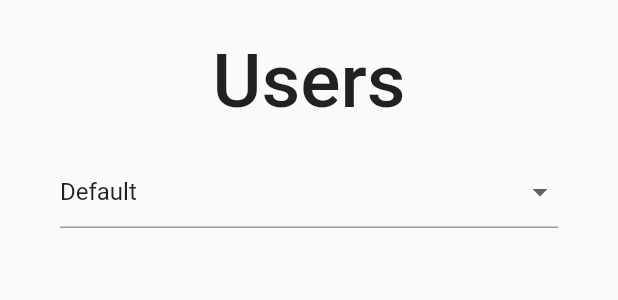
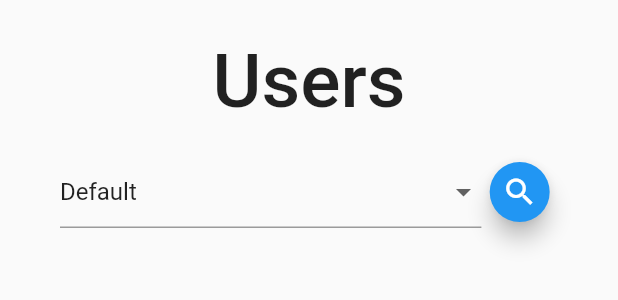
Before and after one commit to CMSC-23-2nd-Sem-2022-2023/project-atienza_iloso_natividad_taag, a Flutter app: the AdminPage widget shown alone on an empty page, opened directly, on a phone screen of 412 x 824 dp. Shown: the top 300 px of the screen. Run offline on Flutter 3.47's test engine with Material 2 defaults, Android fonts, the phone set to English and light mode, and no system bars; our stand-ins replace cloud_firestore, firebase_auth, firebase_core, google_nav_bar; missing offline and left inert: search_page; accounts and stored records are empty.

Commit message:
feat: view specific student

```diff
--- a/lib/models/user_model.dart
+++ b/lib/models/user_model.dart
@@ -6,23 +6,25 @@ class User {
   String email;
   String name;
   String username;
-  String? college;
-  String? course;
-  String? studentnum;
+  String college;
+  String course;
+  String studentnum;
   List<dynamic>? illnesses;
   String? allergies;
   String? category;
   String? usertype;
   String? date;
 
+  int compareTo(User other) => name.compareTo(other.name);
+
   User({
     this.id,
     required this.email,
     required this.name,
     required this.username,
-    this.college,
-    this.course,
-    this.studentnum,
+    required this.college,
+    required this.course,
+    required this.studentnum,
     this.illnesses,
     this.allergies,
     this.category,
--- a/lib/screens/admin_page.dart
+++ b/lib/screens/admin_page.dart
@@ -3,11 +3,9 @@ import 'package:cmsc23_b5l_project/providers/user_provider.dart';
 import 'package:flutter/material.dart';
 import 'package:cloud_firestore/cloud_firestore.dart';
 import "package:provider/provider.dart";
-import 'package:cmsc23_b5l_project/screens/student_detail_page.dart';
-import 'package:cmsc23_b5l_project/models/entry.dart';
-import 'package:cmsc23_b5l_project/widgets/user_item.dart';
-import 'package:cmsc23_b5l_project/widgets/entry_item.dart';
 import 'user_detail_page.dart';
+import 'package:search_page/search_page.dart';
+
 
 class AdminPage extends StatefulWidget {
   const AdminPage({super.key});
@@ -34,6 +32,8 @@ class _AdminPageState extends State<AdminPage> {
       formValues["dropdownValue"] = value;
     });
   }
+
+  List<User> userSearchItem = [];
 
   @override
   Widget build(BuildContext context) {
@@ -71,12 +71,17 @@ class _AdminPageState extends State<AdminPage> {
                 margin: const EdgeInsets.only(top:10, bottom:20),
                 child: Text('Users', style: TextStyle(fontSize:50, fontWeight: FontWeight.w500),)
               ),
-              // searchBox(),
 
               // dropdown to see if quarantined or under monitoring
               Padding(
                 padding: EdgeInsets.only(left: 20, right: 20, bottom: 20),
-                child: DropdownButtonFormField<String>(
+                child:
+
+                Row(
+                  children: [
+                  Expanded(
+                    flex: 11,
+                    child: DropdownButtonFormField<String>(
                     value: _dropdownOptions.first,
                     onChanged: categorySelection,
                     items: _dropdownOptions.map<DropdownMenuItem<String>>(
@@ -91,9 +96,57 @@ class _AdminPageState extends State<AdminPage> {
                     onSaved: (newValue) {
                       print("Dropdown onSaved method triggered");
                     },
-                ),
+                ),),
+
+                  Expanded(
+                    flex: 2,
+                    child: FloatingActionButton.small(// search
+                      tooltip: 'Search students',
+                      onPressed: () => showSearch(
+                        context: context,
+                        delegate: SearchPage(
+                          onQueryUpdate: print,
+                          items: userSearchItem,
+                          searchLabel: 'Search students',
+                          suggestion: const Center(
+                            child: Text('Filter students by date, course, college or student number'),
+                          ),
+                          failure: const Center(
+                            child: Text('No person found :('),
+                          ),
+                          filter: (entry) => [
+                            entry.college,
+                            entry.course,
+                            entry.studentnum,
+                            entry.date
+                          ],
+                          sort: (a, b) => a.compareTo(b),
+                          builder: (entry) =>
+                            ListTile(
+                              contentPadding: EdgeInsets.symmetric(horizontal: 20, vertical: 5),
+                              onTap: (){
+                                Navigator.push(context, MaterialPageRoute(builder: (context) => UserDetailScreen(user: entry)));
+                              },
+                              shape: RoundedRectangleBorder(borderRadius: BorderRadius.circular(20)),
+                              tileColor: Colors.white,
+                              title: Text(entry.name, style: TextStyle(fontSize: 16)),
+                              subtitle: Column(
+                                mainAxisAlignment: MainAxisAlignment.start,
+                                crossAxisAlignment: CrossAxisAlignment.start,
+                              children: [
+                                Text(entry.studentnum),
+                                Text('${entry.college} - ${entry.course}'),
+                                Text('${entry.date}')
+                              ],
+                            ),
+                            )
+                        ),
+                      ),
+                      child: const Icon(Icons.search),
+                    ),
+                  ),
+                ],)
               ),
-
               Expanded(
                 child: ListView.builder(
                   itemCount: snapshot.data?.docs.length,
@@ -101,6 +154,7 @@ class _AdminPageState extends State<AdminPage> {
                     User entry = User.fromJson(
                         snapshot.data?.docs[index].data() as Map<String, dynamic>);
                     entry.id = snapshot.data?.docs[index].id;
+                    userSearchItem.add(entry);
 
                     return Dismissible(
                       key: Key(entry.id.toString()),
@@ -128,51 +182,18 @@ class _AdminPageState extends State<AdminPage> {
                       tileColor: Colors.white,
                       title: Text(
                         entry.name,
-                        style: TextStyle(fontSize: 16)),
-                      trailing: Row(
-                        mainAxisSize: MainAxisSize.min,
-                        children: [
-                          Container( //edit button
-                            padding: EdgeInsets.all(0),
-                            margin: EdgeInsets.symmetric(vertical: 12, horizontal: 12),
-                            height:35,
-                            width: 35,
-                            decoration: BoxDecoration(
-                              color: Colors.blue,
-                              borderRadius: BorderRadius.circular(5)
-                            ),
-                            child: IconButton(
-                              color: Colors.white,
-                              iconSize: 18,
-                              icon: Icon(Icons.edit_outlined),
-                              onPressed:(){
-                                // print('click on delete icon');
-                                // onDeleteItem(todo.id);
-                              }),),
-                          Container( //delete button
-                            // padding: EdgeInsets.only(),
-                            margin: EdgeInsets.symmetric(vertical: 12, horizontal: 12),
-                            height:35,
-                            width: 35,
-                            decoration: BoxDecoration(
-                              color: Color(0xFFDA4040),
-                              borderRadius: BorderRadius.circular(5)
-                            ),
-                            child: IconButton(
-                              color: Colors.white,
-                              iconSize: 18,
-                              icon: Icon(Icons.delete),
-                              onPressed:(){
-                                print('click on delete icon');
-                                // onDeleteItem(todo.id);
-                              }
-                            ),),
-                    ],
-                ),),),
-                );
-                }),
-                ),
+                        style: TextStyle(fontSize: 16)
+                      ),
+                      trailing: Text(
+                        entry.studentnum,
+                        style: TextStyle(fontSize: 16)
+                      ),
+                      )
+                    ),
+                  );
+                }
               ),
+            ),),
             ],
           ),
         );
--- a/lib/screens/user_detail_page.dart
+++ b/lib/screens/user_detail_page.dart
@@ -118,8 +118,6 @@ class UserDetailScreen extends StatelessWidget {
             ),
           ],),
 
-
-
           user.category == 'Quarantined' ?
           Container() :
           Column(children: [
--- a/pubspec.yaml
+++ b/pubspec.yaml
@@ -42,6 +42,7 @@ dependencies:
   firebase_auth: ^4.6.1
   google_nav_bar: ^5.0.6
   intl: ^0.18.1
+  search_page: ^2.3.0
 
 dev_dependencies:
   flutter_test:
```
Also changed, not shown: pubspec.lock.
